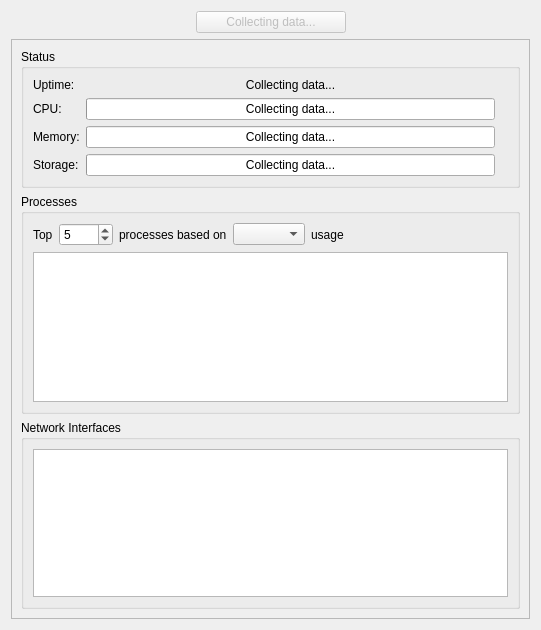
The window that src/brickv/plugin_system/plugins/red/ui/red_tab_overview.ui (Tinkerforge/brickv) describes before a commit, drawn with Qt 5.
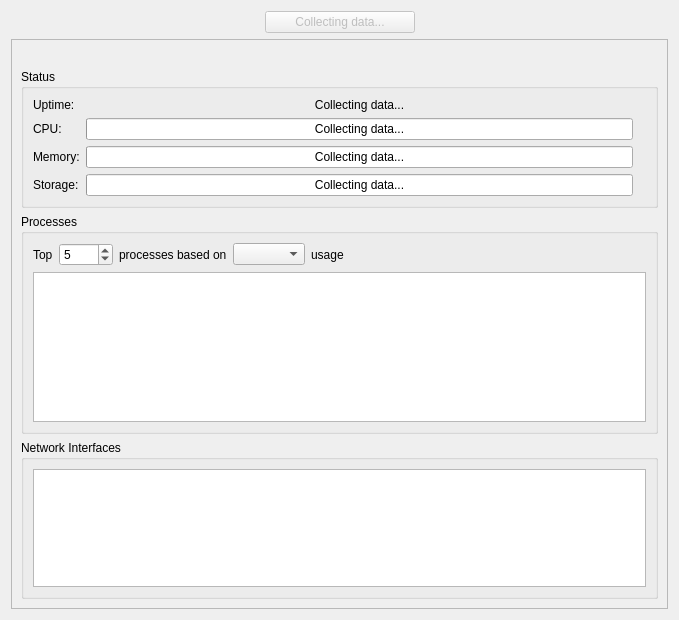
The same window after the commit.

The edit to the form file:
```diff
--- a/src/brickv/plugin_system/plugins/red/ui/red_tab_overview.ui
+++ b/src/brickv/plugin_system/plugins/red/ui/red_tab_overview.ui
@@ -6,8 +6,8 @@
    <rect>
     <x>0</x>
     <y>0</y>
-    <width>541</width>
-    <height>630</height>
+    <width>679</width>
+    <height>620</height>
    </rect>
   </property>
   <property name="windowTitle">
@@ -79,14 +79,14 @@
        <rect>
         <x>0</x>
         <y>0</y>
-        <width>521</width>
-        <height>575</height>
+        <width>643</width>
+        <height>696</height>
        </rect>
       </property>
       <layout class="QVBoxLayout" name="verticalLayout_2">
        <item>
         <layout class="QGridLayout" name="gridLayout_2">
-         <item row="1" column="0">
+         <item row="2" column="0">
           <widget class="QGroupBox" name="gbox_process">
            <property name="title">
             <string>Processes</string>
@@ -177,7 +177,7 @@
            </layout>
           </widget>
          </item>
-         <item row="2" column="0">
+         <item row="3" column="0">
           <widget class="QGroupBox" name="gbox_network">
            <property name="title">
             <string>Network Interfaces</string>
@@ -215,7 +215,7 @@
            </layout>
           </widget>
          </item>
-         <item row="0" column="0">
+         <item row="1" column="0">
           <widget class="QGroupBox" name="gbox_status">
            <property name="title">
             <string>Status</string>
@@ -326,6 +326,16 @@
            </layout>
           </widget>
          </item>
+         <item row="0" column="0">
+          <widget class="QLabel" name="label_error">
+           <property name="text">
+            <string>&lt;error&gt;</string>
+           </property>
+           <property name="wordWrap">
+            <bool>true</bool>
+           </property>
+          </widget>
+         </item>
         </layout>
        </item>
       </layout>
```
